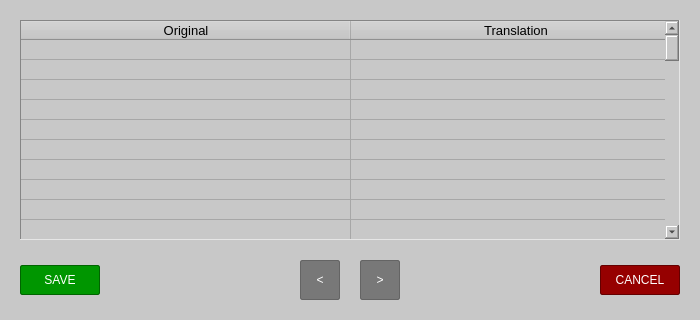
Before: the Qt Designer form src/Forms/TranslateWindow.ui in psv-git/BDOLang, drawn with Qt 5.
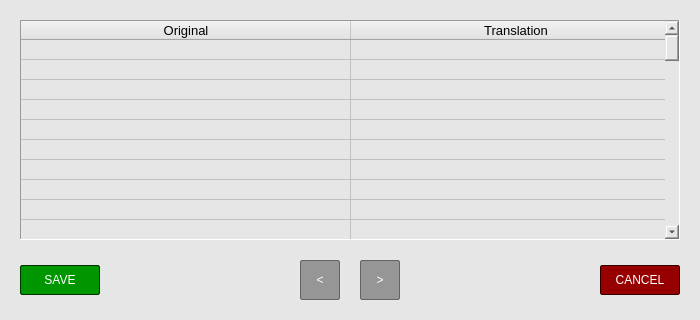
After: the same form once the commit is applied.

```diff
--- a/src/Forms/TranslateWindow.ui
+++ b/src/Forms/TranslateWindow.ui
@@ -21,7 +21,7 @@
   </property>
   <property name="styleSheet">
    <string notr="true">QWidget {
-	background-color: rgb(200, 200, 200);
+	background-color: rgb(230, 230, 230);
 }
 </string>
   </property>
@@ -323,7 +323,7 @@
 
 	background-color: rgb(0, 150, 0);
 
-	border: 1px solid  rgb(0, 100, 0);
+	border: 1px solid  rgb(0, 50, 0);
 	border-radius: 2px;
 }
 
@@ -333,7 +333,8 @@
 
 QPushButton:disabled {
 	background-color: rgb(100, 200, 100);
-}</string>
+}
+</string>
        </property>
        <property name="text">
         <string>SAVE</string>
@@ -381,10 +382,10 @@
        </property>
        <property name="styleSheet">
         <string notr="true">QPushButton {
-	font: 75 16pt &quot;Liberation Sans&quot;;
+	font: 75 12pt &quot;Liberation Sans&quot;;
 	color: rgb(255, 255, 255);
 
-	background-color: rgb(120, 120, 120);
+	background-color: rgb(150, 150, 150);
 
 	border: 1px solid  rgb(100, 100, 100);
 	border-radius: 2px;
@@ -395,7 +396,7 @@
 }
 
 QPushButton:disabled {
-	background-color: rgb(200, 200, 200);
+	background-color: rgb(190, 190, 190);
 }
 </string>
        </property>
@@ -445,10 +446,10 @@
        </property>
        <property name="styleSheet">
         <string notr="true">QPushButton {
-	font: 75 16pt &quot;Liberation Sans&quot;;
+	font: 75 12pt &quot;Liberation Sans&quot;;
 	color: rgb(255, 255, 255);
 
-	background-color: rgb(120, 120, 120);
+	background-color: rgb(150, 150, 150);
 
 	border: 1px solid  rgb(100, 100, 100);
 	border-radius: 2px;
@@ -459,7 +460,7 @@
 }
 
 QPushButton:disabled {
-	background-color: rgb(200, 200, 200);
+	background-color: rgb(190, 190, 190);
 }
 </string>
        </property>
@@ -520,7 +521,7 @@
 
 	background-color: rgb(150, 0, 0);
 
-	border: 1px solid  rgb(100, 0, 0);
+	border: 1px solid  rgb(50, 0, 0);
 	border-radius: 2px;
 }
 
@@ -530,7 +531,8 @@
 
 QPushButton:disabled {
 	background-color: rgb(200, 100, 100);
-}</string>
+}
+</string>
        </property>
        <property name="text">
         <string>CANCEL</string>
```
Left out of the diff: 4 changed lines with no effect on the pictures.
